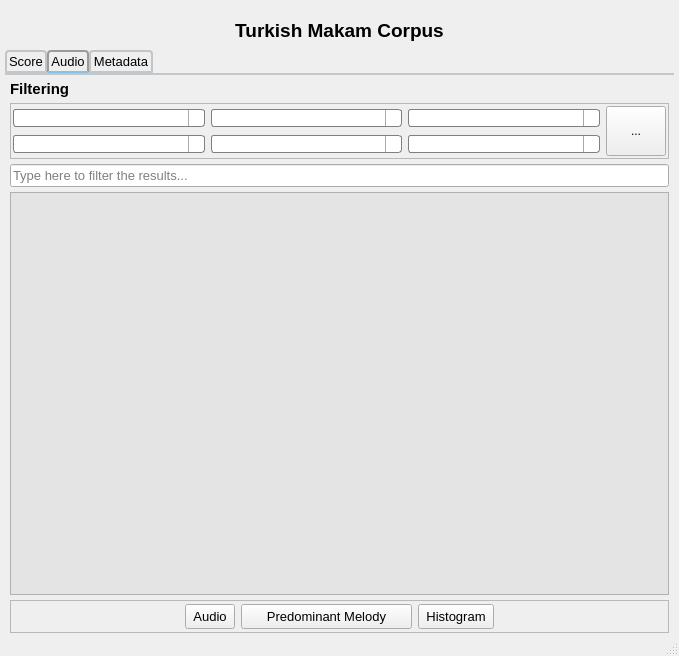
The window that ui_files/qt_designs/makam_main.ui (MTG/dunya-desktop) describes before a commit, drawn with Qt 5.
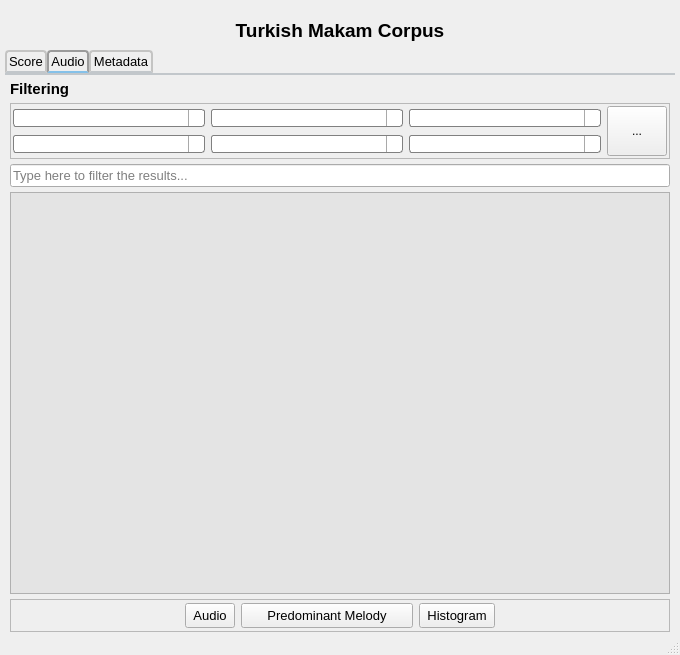
The same window after the commit. Icons and pictures are not drawn.

Commit message: header of the window is changed

Diff of the .ui file:
```diff
--- a/ui_files/qt_designs/makam_main.ui
+++ b/ui_files/qt_designs/makam_main.ui
@@ -6,10 +6,16 @@
    <rect>
     <x>0</x>
     <y>0</y>
-    <width>679</width>
-    <height>656</height>
+    <width>680</width>
+    <height>655</height>
    </rect>
   </property>
+  <property name="minimumSize">
+   <size>
+    <width>680</width>
+    <height>655</height>
+   </size>
+  </property>
   <property name="baseSize">
    <size>
     <width>4</width>
```
Left out of the diff: 4 changed lines with no effect on the pictures.
